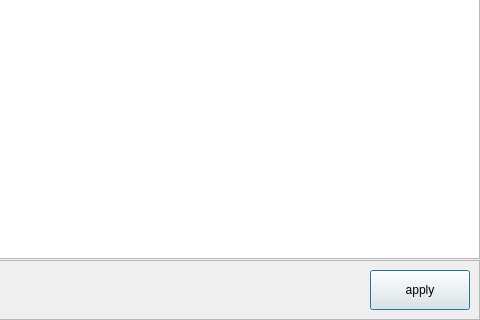
The window that App/ui_files/icons_list_dialog.ui (Wizard-collab/Wizard) describes before a commit, drawn with Qt 5; both pictures show x 254 to 734 and y 239 to 559 of the 734 by 559 pixel window.
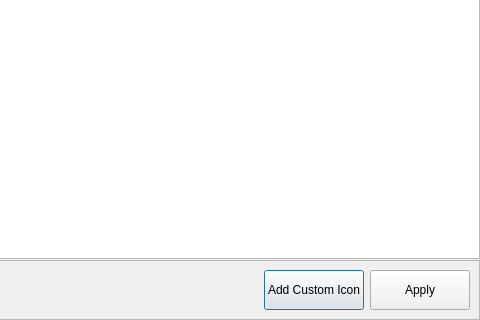
The same window after the commit.

```diff
--- a/App/ui_files/icons_list_dialog.ui
+++ b/App/ui_files/icons_list_dialog.ui
@@ -89,6 +89,22 @@
         </property>
        </spacer>
       </item>
+      <item>
+       <widget class="QPushButton" name="add_custom_icon_pushButton">
+        <property name="minimumSize">
+         <size>
+          <width>100</width>
+          <height>40</height>
+         </size>
+        </property>
+        <property name="toolTip">
+         <string>Open OS explorer to select a custom icon</string>
+        </property>
+        <property name="text">
+         <string>Add Custom Icon</string>
+        </property>
+       </widget>
+      </item>
       <item>
        <widget class="QPushButton" name="icon_apply_pushButton">
         <property name="minimumSize">
@@ -98,7 +114,7 @@
          </size>
         </property>
         <property name="text">
-         <string>apply</string>
+         <string>Apply</string>
         </property>
        </widget>
       </item>
```
Left out of the diff: 6 changed lines with no effect on the pictures.
